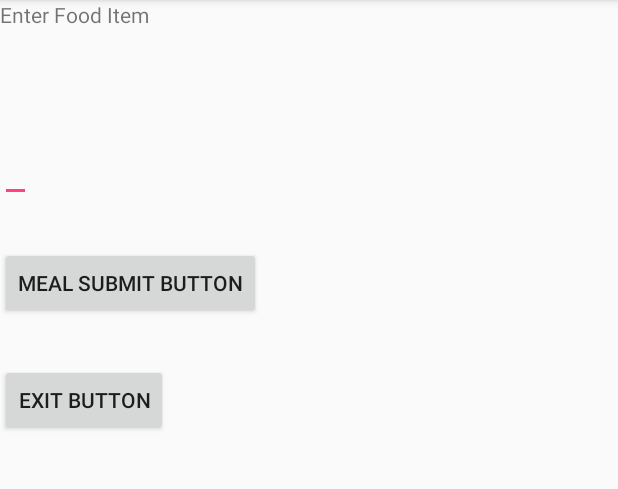
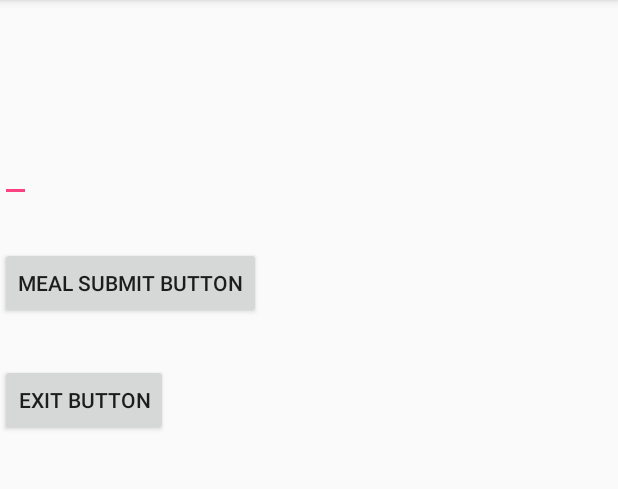
Before and after one commit to jschmuland/AndroidGroupProject, an Android app: the MealPlanner screen opened directly, with no data from a screen before it, on a phone screen of 412 x 824 dp, the part 84-573 px from its top. Run offline under Robolectric (Android 15) with nearby library versions, the phone set to English and light mode, and no system bars.

Commit message:
fixed kathleens thing

```diff
--- a/app/src/main/res/layout/activity_meal_planner.xml
+++ b/app/src/main/res/layout/activity_meal_planner.xml
@@ -16,8 +16,7 @@
             android:layout_width="match_parent"
             android:layout_height="wrap_content"
             android:id="@+id/heading"
-            android:text="Enter Food Item"
-            ></TextView>
+            />
     <ListView
         android:layout_width="250dp"
         android:layout_height="70dp"
```
